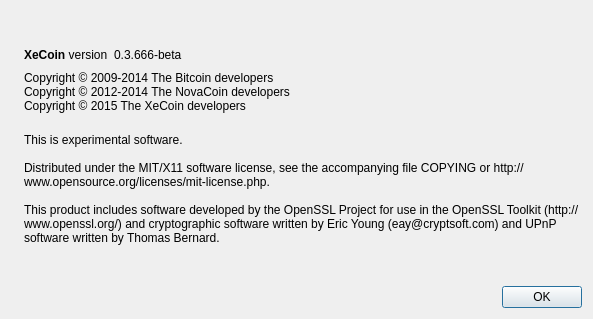
xecoinofficial/Xecoin, file src/qt/forms/aboutdialog.ui: the form before one commit.
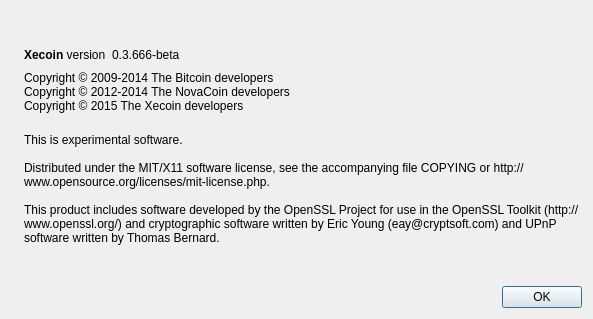
The form after the commit. Icons and pictures are not drawn.

```diff
--- a/src/qt/forms/aboutdialog.ui
+++ b/src/qt/forms/aboutdialog.ui
@@ -50,7 +50,7 @@
           <cursorShape>IBeamCursor</cursorShape>
          </property>
          <property name="text">
-          <string>&lt;b&gt;XeCoin&lt;/b&gt; version</string>
+          <string>&lt;b&gt;Xecoin&lt;/b&gt; version</string>
          </property>
          <property name="textInteractionFlags">
           <set>Qt::LinksAccessibleByMouse|Qt::TextSelectableByKeyboard|Qt::TextSelectableByMouse</set>
@@ -93,7 +93,7 @@
        <property name="text">
         <string>Copyright © 2009-2014 The Bitcoin developers
 Copyright © 2012-2014 The NovaCoin developers
-Copyright © 2015 The XeCoin developers</string>
+Copyright © 2015 The Xecoin developers</string>
        </property>
        <property name="textInteractionFlags">
         <set>Qt::LinksAccessibleByMouse|Qt::TextSelectableByKeyboard|Qt::TextSelectableByMouse</set>
```
Left out of the diff: 2 changed lines with no effect on the pictures.
